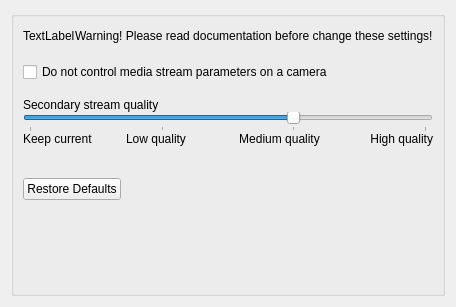
Old version of the form client/src/ui/widgets/properties/advanced_settings_widget.ui in the repository networkoptix/nx_open.
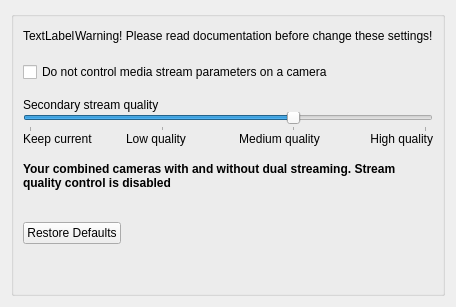
New version of the form.

What changed in the file:
```diff
--- a/client/src/ui/widgets/properties/advanced_settings_widget.ui
+++ b/client/src/ui/widgets/properties/advanced_settings_widget.ui
@@ -163,6 +163,38 @@
         </item>
        </layout>
       </item>
+      <item>
+       <spacer name="verticalSpacer_5">
+        <property name="orientation">
+         <enum>Qt::Vertical</enum>
+        </property>
+        <property name="sizeType">
+         <enum>QSizePolicy::Fixed</enum>
+        </property>
+        <property name="sizeHint" stdset="0">
+         <size>
+          <width>20</width>
+          <height>16</height>
+         </size>
+        </property>
+       </spacer>
+      </item>
+      <item>
+       <widget class="QLabel" name="labelWarn">
+        <property name="font">
+         <font>
+          <weight>75</weight>
+          <bold>true</bold>
+         </font>
+        </property>
+        <property name="text">
+         <string>Your combined cameras with and without dual streaming. Stream quality control is disabled</string>
+        </property>
+        <property name="wordWrap">
+         <bool>true</bool>
+        </property>
+       </widget>
+      </item>
       <item>
        <spacer name="verticalSpacer_4">
         <property name="orientation">
```
Left out of the diff: 6 changed lines with no effect on the pictures.
